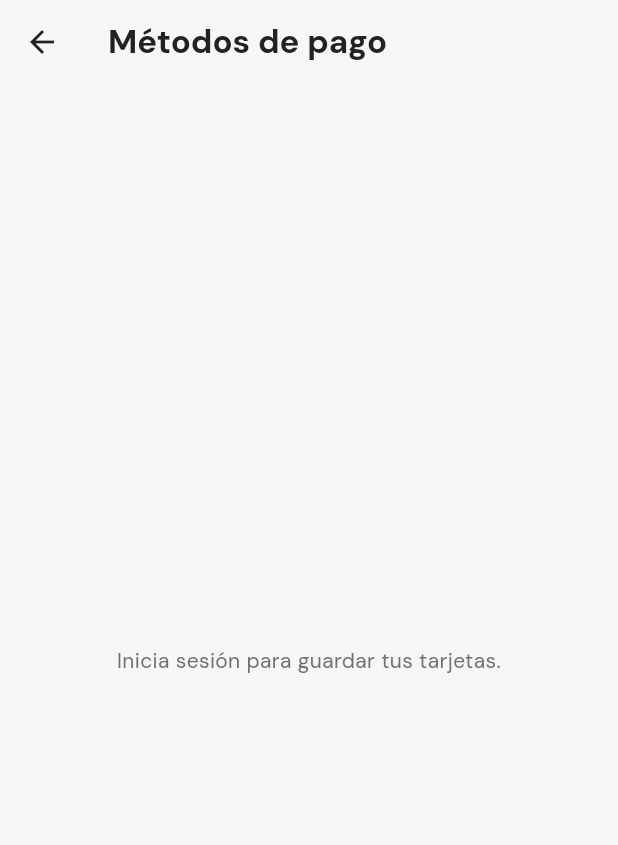
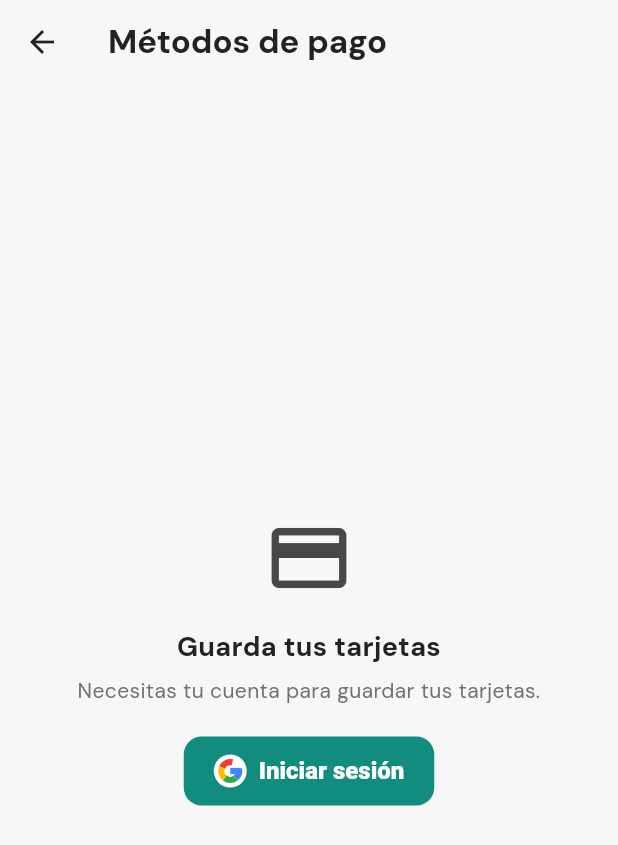
Before and after one commit to dcalagua/canchas-app-lima, a Flutter app: the MetodosPagoScreen screen opened directly, on a phone screen of 412 x 824 dp. Shown: the top 845 px of the screen. Run offline on Flutter 3.47's test engine with Material 3 defaults, Android fonts, the phone set to English and light mode, and no system bars; our stand-ins replace audioplayers, firebase_core, firebase_messaging, font_awesome_flutter, geocoding, geolocator and 8 more; missing offline and left inert: record; accounts and stored records are empty.

Commit message:
UX: pantallas de solo lectura muestran CTA de login (no un vacio enganoso)
Antes, sin sesion, Mis reservas / Mis clases / Metodos de pago / Recargar
saldo mostraban 'aun no tienes...' (como si fuera un estado vacio normal),
sin decir que faltaba iniciar sesion ni como hacerlo.

- Nuevo widget compartido SesionRequerida (icono + texto + boton) que usa el
  porton unico LoginGoogleSheet.mostrar con copy contextual y recarga al
  entrar (onLogueado).
- Aplicado en: Mis reservas, Mis clases y pagos, Metodos de pago, Recargar
  saldo.
- convocatoria_detalle: _anotarme ahora usa el porton (hoja + respaldo por
  correo + copy 'anotarte a esta convocatoria') en vez de entrarConGoogle
  directo.

```diff
--- a/lib/screens/metodos_pago_screen.dart
+++ b/lib/screens/metodos_pago_screen.dart
@@ -6,6 +6,7 @@ import '../state/app_state.dart';
 import '../theme.dart';
 import '../utils/input_formatos.dart';
 import '../widgets/marcas_pago.dart';
+import '../widgets/sesion_requerida.dart';
 
 /// Métodos de pago del usuario: tarjetas guardadas (Culqi One Click). El usuario
 /// agrega una tarjeta una vez y luego paga sin re-tipear. No se guarda el número
@@ -92,13 +93,11 @@ class _MetodosPagoScreenState extends State<MetodosPagoScreen> {
       body: _cargando
           ? const Center(child: CircularProgressIndicator())
           : _userId.isEmpty
-              ? const Center(
-                  child: Padding(
-                    padding: EdgeInsets.all(28),
-                    child: Text('Inicia sesión para guardar tus tarjetas.',
-                        textAlign: TextAlign.center,
-                        style: TextStyle(color: textoTenue)),
-                  ),
+              ? SesionRequerida(
+                  motivo: 'guardar tus tarjetas',
+                  icono: Icons.credit_card,
+                  titulo: 'Guarda tus tarjetas',
+                  onLogueado: _cargar,
                 )
               : ListView(
                   padding: const EdgeInsets.all(18),
--- a/lib/screens/mis_clases_screen.dart
+++ b/lib/screens/mis_clases_screen.dart
@@ -9,6 +9,7 @@ import '../state/app_state.dart';
 import '../theme.dart';
 import '../widgets/logo_academia.dart';
 import '../widgets/pago_tarjeta_sheet.dart';
+import '../widgets/sesion_requerida.dart';
 
 /// Vista del ALUMNO: sus matrículas, los pagos que hizo (comprobante/boleta) y
 /// los próximos pagos. Es el "¿dónde veo mis pagos?" del jugador.
@@ -30,6 +31,13 @@ class MisClasesScreen extends StatelessWidget {
       body: ListenableBuilder(
         listenable: appState,
         builder: (context, _) {
+          if (!appState.logueado) {
+            return const SesionRequerida(
+              motivo: 'ver tus clases y pagos',
+              icono: Icons.school_outlined,
+              titulo: 'Tus clases y pagos',
+            );
+          }
           final matriculas = appState.misMatriculas;
           if (matriculas.isEmpty) {
             return const Center(
--- a/lib/screens/mis_reservas_screen.dart
+++ b/lib/screens/mis_reservas_screen.dart
@@ -6,6 +6,7 @@ import '../theme.dart';
 import '../utils/ubicacion_share.dart';
 import '../widgets/court_lines.dart';
 import '../utils/moneda.dart';
+import '../widgets/sesion_requerida.dart';
 import 'chat_screen.dart';
 
 /// Reservas hechas por el jugador logueado (rediseño premium, handoff v2):
@@ -55,6 +56,13 @@ class _MisReservasScreenState extends State<MisReservasScreen> {
       body: ListenableBuilder(
         listenable: appState,
         builder: (context, _) {
+          if (!appState.logueado) {
+            return const SesionRequerida(
+              motivo: 'ver tus reservas',
+              icono: Icons.sports_soccer,
+              titulo: 'Tus reservas te esperan',
+            );
+          }
           final todas = appState.misReservas;
           final proximas = todas.where(_esProxima).toList()
             ..sort((a, b) => (_fechaHora(a.fecha, a.horaInicio) ?? DateTime.now())
--- /dev/null
+++ b/lib/widgets/sesion_requerida.dart
@@ -0,0 +1,75 @@
+import 'package:flutter/material.dart';
+
+import '../screens/login_google_sheet.dart';
+import '../state/app_state.dart';
+import '../theme.dart';
+import 'google_logo.dart';
+
+/// Estado "necesitas iniciar sesión" reutilizable para pantallas de SOLO
+/// LECTURA que sin cuenta quedan vacías (Mis reservas, Métodos de pago,
+/// Recargar saldo, etc.). En vez de un vacío engañoso ("aún no tienes…"),
+/// explica por qué y ofrece el botón para entrar — con el copy contextual del
+/// portón único ([LoginGoogleSheet.mostrar]).
+///
+/// [motivo] completa "Inicia sesión para {motivo}" (ej. "ver tus reservas").
+/// [onLogueado] se llama si el usuario terminó logueado (para recargar la
+/// pantalla). Pensado para usarse dentro de un `ListenableBuilder(appState)`.
+class SesionRequerida extends StatelessWidget {
+  const SesionRequerida({
+    super.key,
+    required this.motivo,
+    this.icono = Icons.lock_outline,
+    this.titulo,
+    this.onLogueado,
+  });
+
+  final String motivo;
+  final IconData icono;
+  final String? titulo;
+  final VoidCallback? onLogueado;
+
+  @override
+  Widget build(BuildContext context) {
+    return Center(
+      child: Padding(
+        padding: const EdgeInsets.all(32),
+        child: Column(
+          mainAxisSize: MainAxisSize.min,
+          children: [
+            Icon(icono, size: 60, color: verdeClaro),
+            const SizedBox(height: 16),
+            Text(titulo ?? 'Inicia sesión para continuar',
+                textAlign: TextAlign.center,
+                style: const TextStyle(
+                    fontSize: 18, fontWeight: FontWeight.bold)),
+            const SizedBox(height: 6),
+            Text('Necesitas tu cuenta para $motivo.',
+                textAlign: TextAlign.center,
+                style: const TextStyle(color: textoTenue)),
+            const SizedBox(height: 20),
+            FilledButton.icon(
+              style: FilledButton.styleFrom(
+                  backgroundColor: lima,
+                  foregroundColor: Colors.white,
+                  padding:
+                      const EdgeInsets.symmetric(horizontal: 20, vertical: 12)),
+              onPressed: () async {
+                final ok =
+                    await LoginGoogleSheet.mostrar(context, motivo: motivo);
+                if (ok) onLogueado?.call();
+              },
+              icon: Container(
+                padding: const EdgeInsets.all(3),
+                decoration: const BoxDecoration(
+                    color: Colors.white, shape: BoxShape.circle),
+                child: const GoogleLogo(size: 16),
+              ),
+              label: const Text('Iniciar sesión',
+                  style: TextStyle(fontWeight: FontWeight.w800)),
+            ),
+          ],
+        ),
+      ),
+    );
+  }
+}
```
Also changed, not shown: lib/screens/convocatoria_detalle_screen.dart (+7 -9 lines), lib/screens/recargar_saldo_screen.dart (+11 -3 lines).
